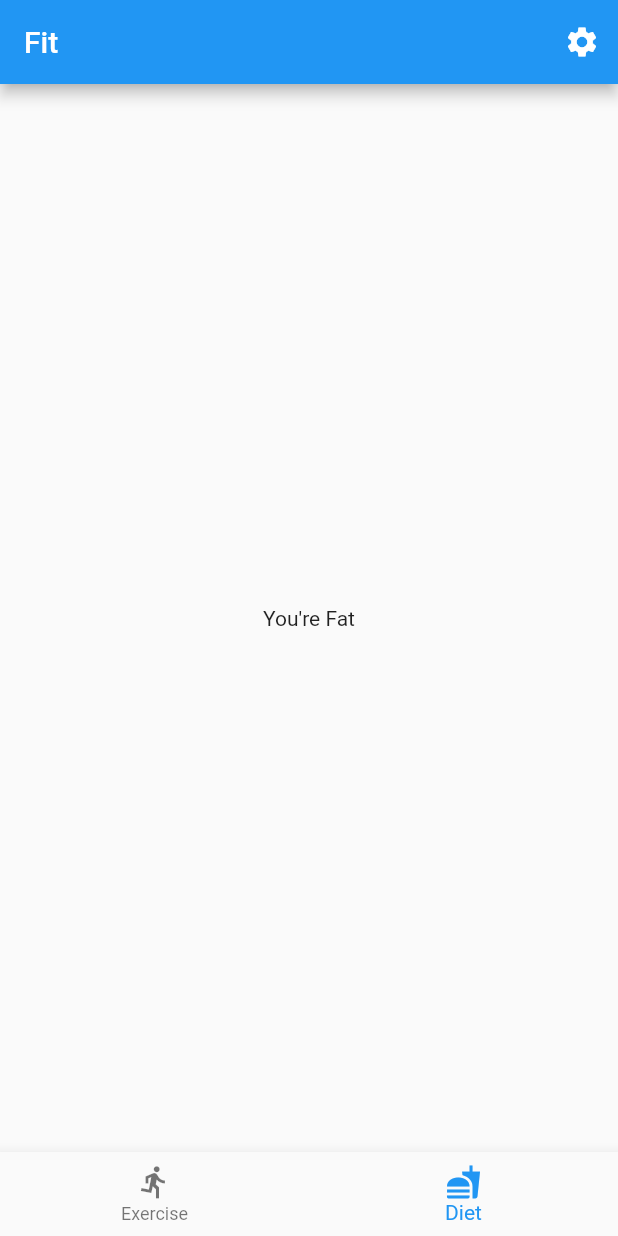
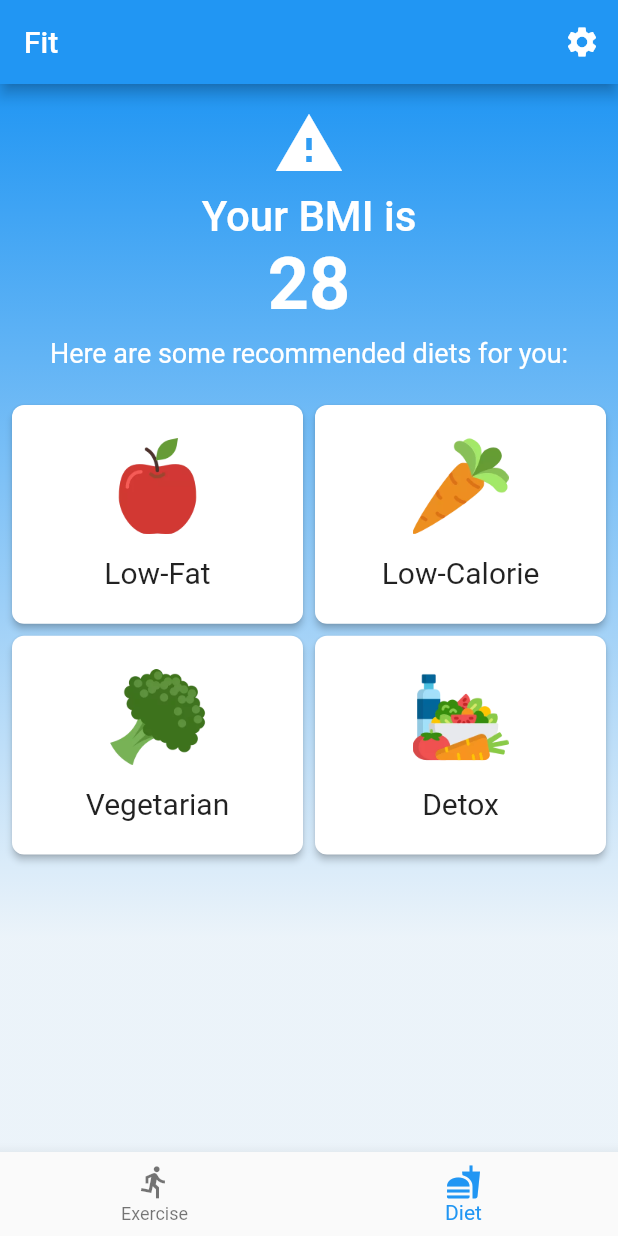
Before and after one commit to CZX123/Fit, a Flutter app: the screen it shows after launch, item 2 of the bottom bar chosen, on a phone screen of 412 x 824 dp. Run offline on Flutter 3.47's test engine with Material 2 defaults, Android fonts, the phone set to English and light mode, and no system bars.

Commit message:
New Diet Screen

```diff
--- /dev/null
+++ b/lib/diet.dart
@@ -0,0 +1,107 @@
+import 'dart:math';
+import 'package:flutter/material.dart';
+import './newTask.dart';
+
+var rng = new Random();
+
+class DietScreen extends StatelessWidget {
+  const DietScreen({
+    this.orientation,
+  });
+  final Orientation orientation;
+  Widget build(BuildContext context) {
+    return new Container(
+      decoration: new BoxDecoration(
+        gradient: new LinearGradient(
+          begin: const Alignment(0.0, -1.0),
+          end: const Alignment(0.0, 0.6),
+          colors: <Color>[
+            const Color(0xFF2196F3),
+            const Color(0x112196F3)
+          ],
+        ),
+      ),
+      child: new CustomScrollView(
+        slivers: <Widget>[
+          new SliverPadding(
+            padding: new EdgeInsets.all(16.0),
+            sliver: new SliverToBoxAdapter(
+              child: new Column(
+                children: <Widget>[
+                  new Padding(
+                    padding: new EdgeInsets.only(bottom: 8.0),
+                    child: new IconTheme(
+                      data: new IconThemeData(
+                        size: 48.0,
+                        color: Colors.white,
+                      ),
+                      child: new Icon(Icons.warning),
+                    ),
+                  ),
+                  new Text(
+                    'Your BMI is',
+                    style: new TextStyle(
+                      color: Colors.white,
+                      fontSize: 28.0,
+                      fontWeight: FontWeight.w500,
+                    ),
+                  ),
+                  new Text(
+                    '28',
+                    style: new TextStyle(
+                      color: Colors.white,
+                      fontSize: 48.0,
+                      fontWeight: FontWeight.w700,
+                    ),
+                  ),
+                  new Padding(
+                    padding: new EdgeInsets.only(top: 8.0),
+                    child: new Text(
+                      'Here are some recommended diets for you:',
+                      style: new TextStyle(
+                        color: Colors.white,
+                        fontSize: 18.0,
+                        fontWeight: FontWeight.w400,
+                      ),
+                    ),
+                  ),
+                ],
+              ),
+            ),
+          ),
+          new SliverPadding(
+            padding: new EdgeInsets.fromLTRB(8.0, 8.0, 8.0, 24.0),
+            sliver: new SliverGrid.count(
+              crossAxisCount: (orientation == Orientation.portrait) ? 2 : 3,
+              mainAxisSpacing: 8.0,
+              crossAxisSpacing: 8.0,
+              childAspectRatio: (orientation == Orientation.portrait) ? 1.33 : 1.6,
+              children: <Widget>[
+                new Package(
+                  image: new AssetImage('assets/diet-icons/apple.webp'),
+                  name: 'Low-Fat',
+                  onPressed: () {},
+                ),
+                new Package(
+                  image: new AssetImage('assets/diet-icons/carrot.webp'),
+                  name: 'Low-Calorie',
+                  onPressed: () {},
+                ),
+                new Package(
+                  image: new AssetImage('assets/diet-icons/broccoli.webp'),
+                  name: 'Vegetarian',
+                  onPressed: () {},
+                ),
+                new Package(
+                  image: new AssetImage('assets/diet-icons/detox.webp'),
+                  name: 'Detox',
+                  onPressed: () {},
+                ),
+              ],
+            ),
+          ),
+        ],
+      ),
+    );
+  }
+}
--- a/lib/main.dart
+++ b/lib/main.dart
@@ -1,5 +1,7 @@
 import 'package:flutter/foundation.dart';
 import 'package:flutter/material.dart';
+import './exercise.dart';
+import './diet.dart';
 import './newTask.dart';
 import './settings.dart';
 
@@ -88,79 +90,15 @@ class _MyHomePageState extends State<MyHomePage> {
           ),
         ],
       ),
-      body: _homePage ? new Container(
-        decoration: new BoxDecoration(
-          gradient: new LinearGradient(
-            begin: const Alignment(0.0, -1.0),
-            end: const Alignment(0.0, 0.6),
-            colors: <Color>[
-              const Color(0xFF2196F3),
-              const Color(0x112196F3)
-            ],
-          ),
+      body: _homePage
+        ? new ExerciseScreen(
+          counter: _counter,
+          orientation: orientation,
+        )
+        : new DietScreen(
+          orientation: orientation,
         ),
-        child: new CustomScrollView(
-          slivers: <Widget>[
-            new SliverPadding(
-              padding: new EdgeInsets.fromLTRB(16.0, 24.0, 16.0, 16.0),
-              sliver: new SliverToBoxAdapter(
-                child: new Column(
-                  children: <Widget>[
-                    new Text(
-                      '$_counter',
-                      style: new TextStyle(
-                        color: Colors.white,
-                        fontSize: 56.0,
-                        fontWeight: FontWeight.w700,
-                      ),
-                    ),
-                    new Text(
-                      _counter == 1 ? 'Step' : 'Steps',
-                      style: new TextStyle(
-                        color: Colors.white,
-                        fontSize: 36.0,
-                        fontWeight: FontWeight.w500,
-                      ),
-                    ),
-                  ],
-                ),
-              ),
-            ),
-            new SliverPadding(
-              padding: new EdgeInsets.fromLTRB(8.0, 8.0, 8.0, 24.0),
-              sliver: new SliverGrid.count(
-                crossAxisCount: (orientation == Orientation.portrait) ? 2 : 3,
-                mainAxisSpacing: 8.0,
-                crossAxisSpacing: 8.0,
-                childAspectRatio: (orientation == Orientation.portrait) ? 1.1 : 1.3,
-                children: <Widget>[
-                  new Activity(
-                    image: new AssetImage('assets/icons/pushup.webp'),
-                    name: 'Push Ups',
-                    completionState: 'Completed',
-                    onPressed: () {},
-                  ),
-                  new Activity(
-                    image: new AssetImage('assets/icons/cycling.webp'),
-                    name: 'Cycling',
-                    completionState: 'Pending',
-                    onPressed: () {},
-                  ),
-                  new Activity(
-                    image: new AssetImage('assets/icons/running.webp'),
-                    name: 'Running',
-                    completionState: 'Incomplete',
-                    onPressed: () {},
-                  ),
-                ],
-              ),
-            ),
-          ],
-        ),
-      ) : new Center(
-        child: new Text("You're Fat"),
-      ),
-      floatingActionButton: (_homePage) ? new FloatingActionButton(
+      floatingActionButton: _homePage ? new FloatingActionButton(
         // onPressed: _incrementCounter,
         onPressed: () {
           Navigator.push(
@@ -174,7 +112,7 @@ class _MyHomePageState extends State<MyHomePage> {
         child: new Icon(Icons.add),
       ) : null,
       bottomNavigationBar: new BottomNavigationBar(
-        currentIndex: (_homePage) ? 0 : 1,
+        currentIndex: _homePage ? 0 : 1,
         items: <BottomNavigationBarItem>[
           new BottomNavigationBarItem(
             icon: new Icon(Icons.directions_run),
@@ -190,134 +128,3 @@ class _MyHomePageState extends State<MyHomePage> {
     );
   }
 }
-
-class Activity extends StatelessWidget {
-  const Activity({
-    this.icon: const Icon(Icons.help),
-    this.image,
-    @required this.name,
-    @required this.completionState,
-    @required this.onPressed,
-  });
-  final Icon icon;
-  final ImageProvider<dynamic> image;
-  final String name;
-  final String completionState;
-  final VoidCallback onPressed;
-  @override
-  Widget build(BuildContext context) {
-    return new RaisedButton(
-      color: Colors.white,
-      shape: new RoundedRectangleBorder(
-        borderRadius: new BorderRadius.all(
-          const Radius.circular(8.0),
-        ),
-      ),
-      onPressed: onPressed,
-      child: new Container(
-        padding: new EdgeInsets.all(8.0),
-        child: new Column(
-          mainAxisAlignment: MainAxisAlignment.spaceEvenly,
-          children: <Widget>[
-            (image != null)
-              ? new Image(
-                  height: 64.0,
-                  image: image,
-                )
-              : new IconTheme(
-                data: new IconThemeData(
-                  size: 64.0,
-                  color: Theme.of(context).primaryColor,
-                ),
-                child: icon,
-                ),
-            new Text(
-              name,
-              textAlign: TextAlign.center,
-              style: new TextStyle(
-                color: Colors.black87,
-                fontSize: 20.0,
-                fontWeight: FontWeight.w500,
-                ),
-            ),
-            new CompletionState(completionState),
-          ],
-        ),
-      ),
-    );
-  }
-}
-
-class CompletionState extends StatelessWidget {
-  const CompletionState(this.completionState);
-  final String completionState;
-  @override
-  Widget build(BuildContext context) {
-    if (completionState == 'Completed') {
-      return new Row(
-        mainAxisAlignment: MainAxisAlignment.center,
-        children: <Widget>[
-          new IconTheme(
-            data: new IconThemeData(
-              color: Colors.green,
-            ),
-            child: new Icon(Icons.check_circle),
-          ),
-          new Padding(
-            padding: new EdgeInsets.only(left: 4.0),
-            child: new Text(
-              'Completed',
-              style: new TextStyle(
-                color: Colors.green,
-              ),
-            ),
-          ),
-        ],
-      );
-    }
-    else if (completionState == 'Pending') {
-      return new Row(
-        mainAxisAlignment: MainAxisAlignment.center,
-        children: <Widget>[
-          new IconTheme(
-            data: new IconThemeData(
-              color: Colors.purple,
-            ),
-            child: new Icon(Icons.timer),
-          ),
-          new Padding(
-            padding: new EdgeInsets.only(left: 4.0),
-            child: new Text(
-              'Pending',
-              style: new TextStyle(
-                color: Colors.purple,
-              ),
-            ),
-          ),
-        ],
-      );
-    }
-    else {
-      return new Row(
-        mainAxisAlignment: MainAxisAlignment.center,
-        children: <Widget>[
-          new IconTheme(
-            data: new IconThemeData(
-              color: Colors.red,
-            ),
-            child: new Icon(Icons.warning),
-          ),
-          new Padding(
-            padding: new EdgeInsets.only(left: 4.0),
-            child: new Text(
-              'Incomplete',
-              style: new TextStyle(
-                color: Colors.red,
-              ),
-            ),
-          ),
-        ],
-      );
-    }
-  }
-}
--- a/lib/newTask.dart
+++ b/lib/newTask.dart
@@ -64,11 +64,13 @@ class Package extends StatelessWidget {
   const Package({
     this.icon: const Icon(Icons.help),
     this.image,
+    this.color: Colors.blue,
     @required this.name,
     @required this.onPressed,
   });
   final Icon icon;
   final ImageProvider<dynamic> image;
+  final Color color;
   final String name;
   final VoidCallback onPressed;
   Widget build(BuildContext context) {
@@ -93,7 +95,7 @@ class Package extends StatelessWidget {
               : new IconTheme(
                 data: new IconThemeData(
                   size: 64.0,
-                  color: Theme.of(context).primaryColor,
+                  color: color,
                 ),
                 child: icon,
                 ),
--- a/pubspec.yaml
+++ b/pubspec.yaml
@@ -34,6 +34,10 @@ flutter:
     - assets/icons/running.webp
     - assets/icons/situp.webp
     - assets/icons/walking.webp
+    - assets/diet-icons/apple.webp
+    - assets/diet-icons/broccoli.webp
+    - assets/diet-icons/carrot.webp
+    - assets/diet-icons/detox.webp
 
   # To add assets to your application, add an assets section, like this:
   # assets:
```
Also changed, not shown: lib/exercise.dart (added, +214 -0 lines), assets/diet-icons/apple.webp (added), assets/diet-icons/broccoli.webp (added), assets/diet-icons/carrot.webp (added), assets/diet-icons/detox.webp (added).
